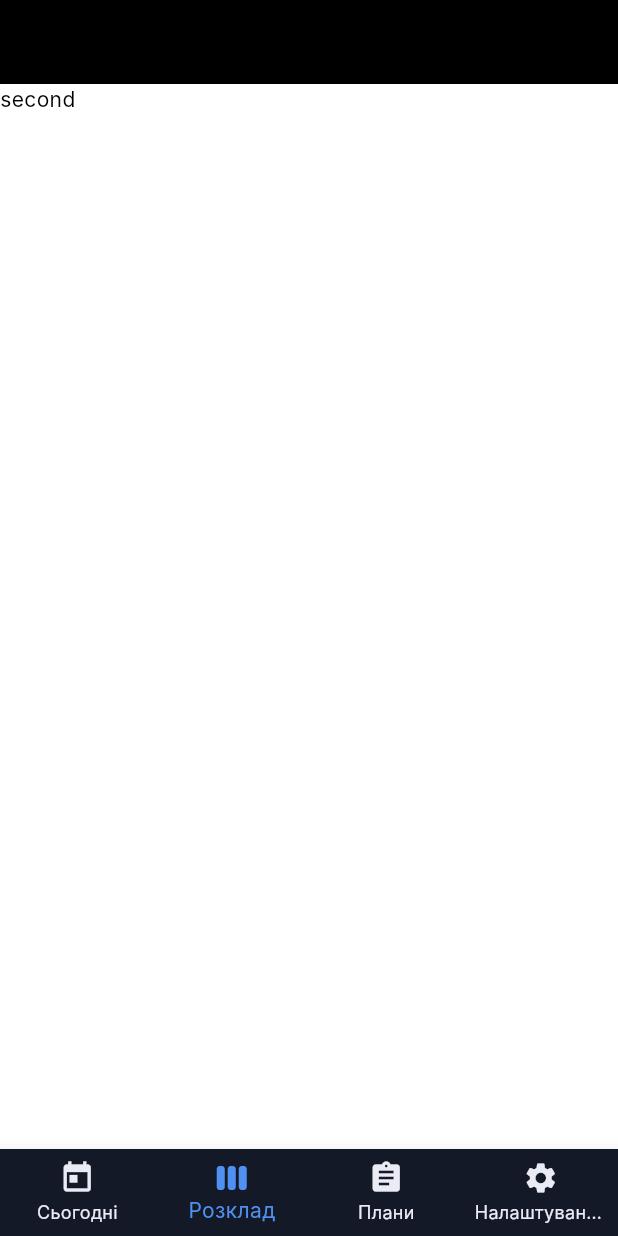
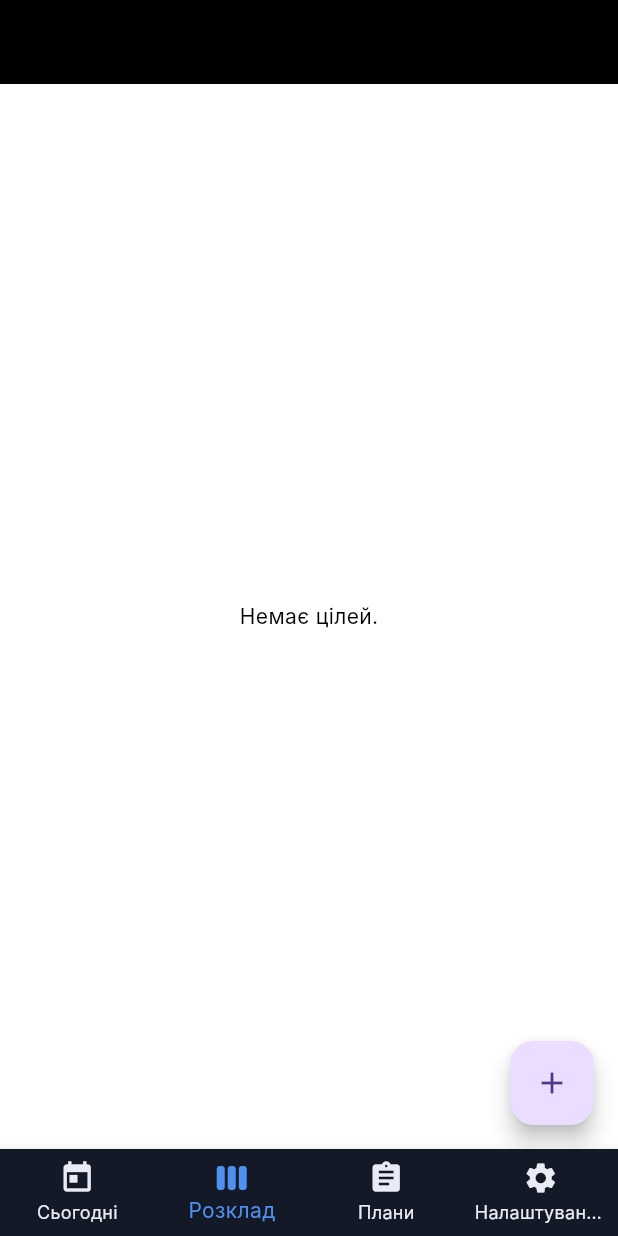
Before and after one commit to cvvalone/schedule, a Flutter app: the HomePage screen opened directly, swiped to page 2, on a phone screen of 412 x 824 dp. Run offline on Flutter 3.47's test engine with Material 3 defaults, Android fonts, the phone set to English and light mode, and no system bars; our stand-ins replace bloc, equatable, firebase_auth, firebase_core, flutter_bloc, font_awesome_flutter and 2 more; missing offline and left inert: flow_builder; accounts and stored records are empty; Roboto replaces fonts that are missing (Inter).

Commit message:
added daily screen, DailyTasks completed

```diff
--- a/lib/src/features/daily/bloc/daily_bloc.dart
+++ b/lib/src/features/daily/bloc/daily_bloc.dart
@@ -6,36 +6,44 @@ part 'daily_state.dart';
 
 class DailyBloc extends Bloc<DailyEvent, DailyState> {
   DailyBloc() : super(DailyInitial()) {
-    on<AddDailyTask>(
-      (event, emit) {
+    on<AddDailyTask>(_addDailyTask);
+    on<ToggleDailyStatus>(_toggleDailyStatus);
+    on<DeleteDailyTask>(_deleteDailyTask);
+  }
+
+  void _addDailyTask(AddDailyTask event, Emitter<DailyState> emit) {
     final currentState = state;
     if (currentState is DailyLoaded) {
       final newTask =
           DailyTask(title: event.title, id: DateTime.now().toString());
       emit(DailyLoaded([...currentState.tasks, newTask]));
-        }else{
-          emit(DailyLoaded([DailyTask(title: event.title, id: DateTime.now().toString())]));
+    } else {
+      emit(DailyLoaded(
+          [DailyTask(title: event.title, id: DateTime.now().toString())]));
     }
-      },
-    );
-    on<ToggleDailyStatus>((event, emit) {
+  }
+
+  void _toggleDailyStatus(ToggleDailyStatus event, Emitter<DailyState> emit) {
     final currentState = state;
-      if(currentState is DailyLoaded){
-        final updatedTasks = currentState.tasks.map((task) {
-          if(task.id == event.id){
+    if (currentState is DailyLoaded) {
+      final updatedTasks = currentState.tasks.map(
+        (task) {
+          if (task.id == event.id) {
             return task.copyWith(isCompleted: !task.isCompleted);
           }
           return task;
-        },).toList();
+        },
+      ).toList();
       emit(DailyLoaded(updatedTasks));
     }
-    },);
-    on<DeleteDailyTask>((event, emit) {
+  }
+
+  void _deleteDailyTask(DeleteDailyTask event, Emitter<DailyState> emit) {
     final currentState = state;
-      if(currentState is DailyLoaded){
-        final updatedTasks = currentState.tasks.where((task) => task.id != event.id).toList();
+    if (currentState is DailyLoaded) {
+      final updatedTasks =
+          currentState.tasks.where((task) => task.id != event.id).toList();
       emit(DailyLoaded(updatedTasks));
     }
-    },);
   }
 }
--- /dev/null
+++ b/lib/src/features/daily/view/daily_screen.dart
@@ -0,0 +1,50 @@
+import 'package:flutter/material.dart';
+import 'package:flutter_bloc/flutter_bloc.dart';
+import 'package:schedule/src/features/daily/bloc/daily_bloc.dart';
+
+class DailyScreen extends StatefulWidget {
+  const DailyScreen({super.key});
+
+  @override
+  State<DailyScreen> createState() => _DailyScreenState();
+}
+
+class _DailyScreenState extends State<DailyScreen> {
+  @override
+  Widget build(BuildContext context) {
+    final bloc = context.read<DailyBloc>();
+    return Scaffold(
+      body: BlocBuilder<DailyBloc, DailyState>(
+        builder: (context, state) {
+          if (state is DailyLoaded) {
+            return ListView.builder(
+              itemCount: state.tasks.length,
+              itemBuilder: (context, index) {
+                final task = state.tasks[index];
+                return ListTile(
+                  title: Text(task.title),
+                  trailing: IconButton(
+                    icon: Icon(task.isCompleted
+                        ? Icons.check_box
+                        : Icons.check_box_outline_blank),
+                    onPressed: () => bloc.add(ToggleDailyStatus(task.id)),
+                  ),
+                  onLongPress: () {
+                    bloc.add(DeleteDailyTask(task.id));
+                  },
+                );
+              },
+            );
+          }
+          return Center(child: Text('Немає цілей.'));
+        },
+      ),
+      floatingActionButton: FloatingActionButton(
+        onPressed: () {
+          bloc.add(AddDailyTask('Нова ціль.'));
+        },
+        child: Icon(Icons.add),
+      ),
+    );
+  }
+}
--- a/lib/src/features/home/widget/home_page.dart
+++ b/lib/src/features/home/widget/home_page.dart
@@ -1,6 +1,8 @@
 import 'package:flutter/material.dart';
 import 'package:flutter_bloc/flutter_bloc.dart';
 import 'package:schedule/src/features/app/bloc/app_bloc.dart';
+import 'package:schedule/src/features/daily/bloc/daily_bloc.dart';
+import 'package:schedule/src/features/daily/view/daily_screen.dart';
 import 'package:schedule/src/features/home/widget/home_screen.dart';
 
 class HomePage extends StatefulWidget {
@@ -29,7 +31,6 @@ class _HomePageState extends State<HomePage> {
 
   @override
   Widget build(BuildContext context) {
-
     final user = context.select((AppBloc bloc) => bloc.state.user);
     final String? photo = user.photo;
     return Scaffold(
@@ -46,16 +47,20 @@ class _HomePageState extends State<HomePage> {
         ],
       ),
       body: PageView(
-        onPageChanged: (value){
+        onPageChanged: (value) {
           setState(() {
             _selectedIndex = value;
           });
         },
         controller: _pageController,
         children: [
-          HomeScreen(photo: photo, user: user,),
-          Scaffold(
-            body: Text("second"),
+          HomeScreen(
+            photo: photo,
+            user: user,
+          ),
+          BlocProvider(
+            create: (context) => DailyBloc(),
+            child: DailyScreen(),
           ),
           Scaffold(
             body: Text("third"),
```
Lines whose indentation alone changed are shown as unchanged.
